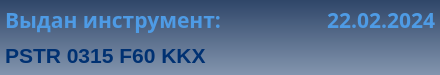
Before: the Qt Designer form client/GUI/ui/widgets/widget_25_tool_issued.ui in komrade2801/AutoSklad, drawn with Qt 5.
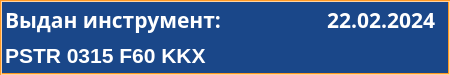
After: the same form once the commit is applied.

Patch:
```diff
--- a/client/GUI/ui/widgets/widget_25_tool_issued.ui
+++ b/client/GUI/ui/widgets/widget_25_tool_issued.ui
@@ -6,7 +6,7 @@
    <rect>
     <x>0</x>
     <y>0</y>
-    <width>440</width>
+    <width>450</width>
     <height>75</height>
    </rect>
   </property>
@@ -17,7 +17,23 @@
    <enum>Qt::LeftToRight</enum>
   </property>
   <property name="styleSheet">
-   <string notr="true">background-color: qlineargradient(spread:pad, x1:0.5, y1:0, x2:0.5, y2:1, stop:0 rgba(47, 70, 105, 255), stop:1 rgba(131, 149, 174, 255));</string>
+   <string notr="true">QWidget{
+	background-color: #1A4789;
+}
+QLabel {
+	background: none;
+	color: #FFFFFF;
+	border-width: 0px;
+	border-radius: 0px;
+}
+#background {
+	color: #FFFFFF;
+	background-color: #1A4789;
+	border-width: 2px;
+	border-style: groove;
+	border-color: #ff9923;
+	border-radius: 0px;
+}</string>
   </property>
   <widget class="QLabel" name="lbl_info">
    <property name="enabled">
@@ -42,10 +58,6 @@
    <property name="layoutDirection">
     <enum>Qt::LeftToRight</enum>
    </property>
-   <property name="styleSheet">
-    <string notr="true">color: rgb(78, 155, 229);
-background-color: qlineargradient(spread:pad, x1:0, y1:0, x2:1, y2:0, stop:0 rgba(0, 0, 0, 0), stop:1 rgba(255, 255, 255, 0));</string>
-   </property>
    <property name="text">
     <string>Выдан инструмент:</string>
    </property>
@@ -65,9 +77,9 @@
       <colorrole role="WindowText">
        <brush brushstyle="SolidPattern">
         <color alpha="255">
-         <red>0</red>
-         <green>49</green>
-         <blue>114</blue>
+         <red>255</red>
+         <green>255</green>
+         <blue>255</blue>
         </color>
        </brush>
       </colorrole>
@@ -94,18 +106,18 @@
       <colorrole role="Text">
        <brush brushstyle="SolidPattern">
         <color alpha="255">
-         <red>0</red>
-         <green>49</green>
-         <blue>114</blue>
+         <red>255</red>
+         <green>255</green>
+         <blue>255</blue>
         </color>
        </brush>
       </colorrole>
       <colorrole role="ButtonText">
        <brush brushstyle="SolidPattern">
         <color alpha="255">
-         <red>0</red>
-         <green>49</green>
-         <blue>114</blue>
+         <red>255</red>
+         <green>255</green>
+         <blue>255</blue>
         </color>
        </brush>
       </colorrole>
@@ -149,14 +161,23 @@
         </gradient>
        </brush>
       </colorrole>
+      <colorrole role="PlaceholderText">
+       <brush brushstyle="NoBrush">
+        <color alpha="128">
+         <red>255</red>
+         <green>255</green>
+         <blue>255</blue>
+        </color>
+       </brush>
+      </colorrole>
      </active>
      <inactive>
       <colorrole role="WindowText">
        <brush brushstyle="SolidPattern">
         <color alpha="255">
-         <red>0</red>
-         <green>49</green>
-         <blue>114</blue>
+         <red>255</red>
+         <green>255</green>
+         <blue>255</blue>
         </color>
        </brush>
       </colorrole>
@@ -183,18 +204,18 @@
       <colorrole role="Text">
        <brush brushstyle="SolidPattern">
         <color alpha="255">
-         <red>0</red>
-         <green>49</green>
-         <blue>114</blue>
+         <red>255</red>
+         <green>255</green>
+         <blue>255</blue>
         </color>
        </brush>
       </colorrole>
       <colorrole role="ButtonText">
        <brush brushstyle="SolidPattern">
         <color alpha="255">
-         <red>0</red>
-         <green>49</green>
-         <blue>114</blue>
+         <red>255</red>
+         <green>255</green>
+         <blue>255</blue>
         </color>
        </brush>
       </colorrole>
@@ -238,14 +259,23 @@
         </gradient>
        </brush>
       </colorrole>
+      <colorrole role="PlaceholderText">
+       <brush brushstyle="NoBrush">
+        <color alpha="128">
+         <red>255</red>
+         <green>255</green>
+         <blue>255</blue>
+        </color>
+       </brush>
+      </colorrole>
      </inactive>
      <disabled>
       <colorrole role="WindowText">
        <brush brushstyle="SolidPattern">
         <color alpha="255">
-         <red>0</red>
-         <green>49</green>
-         <blue>114</blue>
+         <red>255</red>
+         <green>255</green>
+         <blue>255</blue>
         </color>
        </brush>
       </colorrole>
@@ -272,18 +302,18 @@
       <colorrole role="Text">
        <brush brushstyle="SolidPattern">
         <color alpha="255">
-         <red>0</red>
-         <green>49</green>
-         <blue>114</blue>
+         <red>255</red>
+         <green>255</green>
+         <blue>255</blue>
         </color>
        </brush>
       </colorrole>
       <colorrole role="ButtonText">
        <brush brushstyle="SolidPattern">
         <color alpha="255">
-         <red>0</red>
-         <green>49</green>
-         <blue>114</blue>
+         <red>255</red>
+         <green>255</green>
+         <blue>255</blue>
         </color>
        </brush>
       </colorrole>
@@ -327,6 +357,15 @@
         </gradient>
        </brush>
       </colorrole>
+      <colorrole role="PlaceholderText">
+       <brush brushstyle="NoBrush">
+        <color alpha="128">
+         <red>255</red>
+         <green>255</green>
+         <blue>255</blue>
+        </color>
+       </brush>
+      </colorrole>
      </disabled>
     </palette>
    </property>
@@ -338,10 +377,6 @@
      <bold>true</bold>
     </font>
    </property>
-   <property name="styleSheet">
-    <string notr="true">color: rgb(0, 49, 114);
-background-color: qlineargradient(spread:pad, x1:0, y1:0, x2:1, y2:0, stop:0 rgba(0, 0, 0, 0), stop:1 rgba(255, 255, 255, 0));</string>
-   </property>
    <property name="text">
     <string>PSTR 0315 F60 KKX</string>
    </property>
@@ -380,10 +415,6 @@
    <property name="layoutDirection">
     <enum>Qt::LeftToRight</enum>
    </property>
-   <property name="styleSheet">
-    <string notr="true">color: rgb(78, 155, 229);
-background-color: qlineargradient(spread:pad, x1:0, y1:0, x2:1, y2:0, stop:0 rgba(0, 0, 0, 0), stop:1 rgba(255, 255, 255, 0));</string>
-   </property>
    <property name="lineWidth">
     <number>1</number>
    </property>
@@ -409,6 +440,29 @@
     <set>Qt::NoTextInteraction</set>
    </property>
   </widget>
+  <widget class="QLabel" name="background">
+   <property name="geometry">
+    <rect>
+     <x>0</x>
+     <y>0</y>
+     <width>450</width>
+     <height>75</height>
+    </rect>
+   </property>
+   <property name="frameShape">
+    <enum>QFrame::StyledPanel</enum>
+   </property>
+   <property name="frameShadow">
+    <enum>QFrame::Sunken</enum>
+   </property>
+   <property name="text">
+    <string/>
+   </property>
+  </widget>
+  <zorder>background</zorder>
+  <zorder>lbl_info</zorder>
+  <zorder>lbl_number_tool</zorder>
+  <zorder>lbl_date</zorder>
  </widget>
  <resources/>
  <connections/>
```
